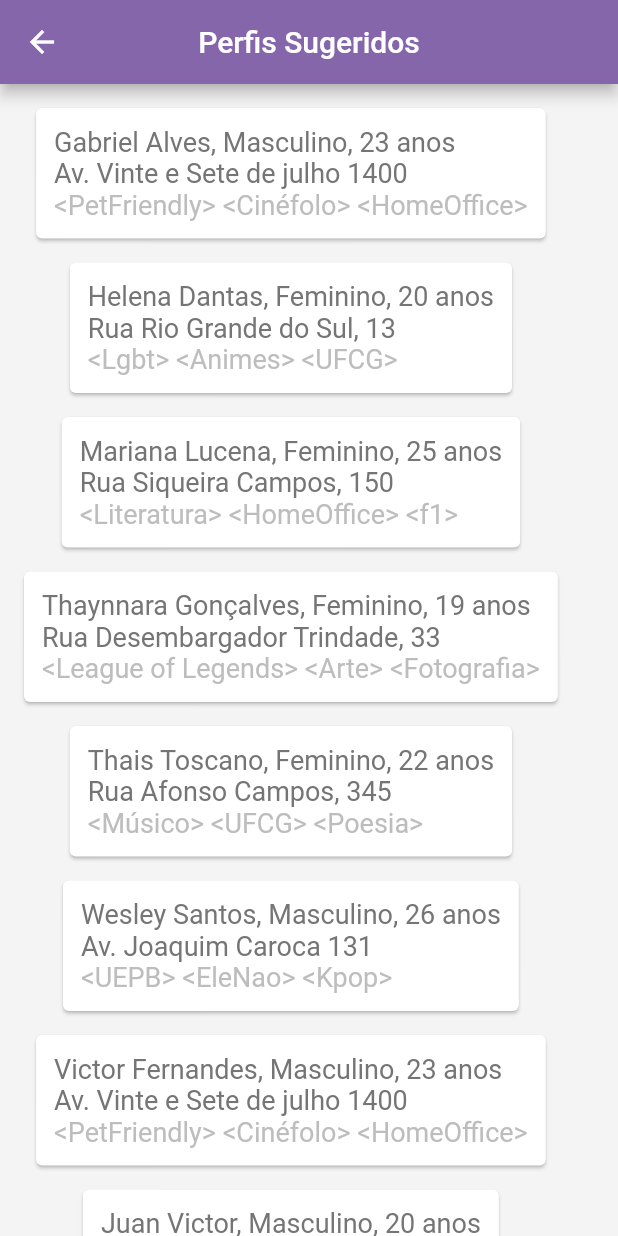
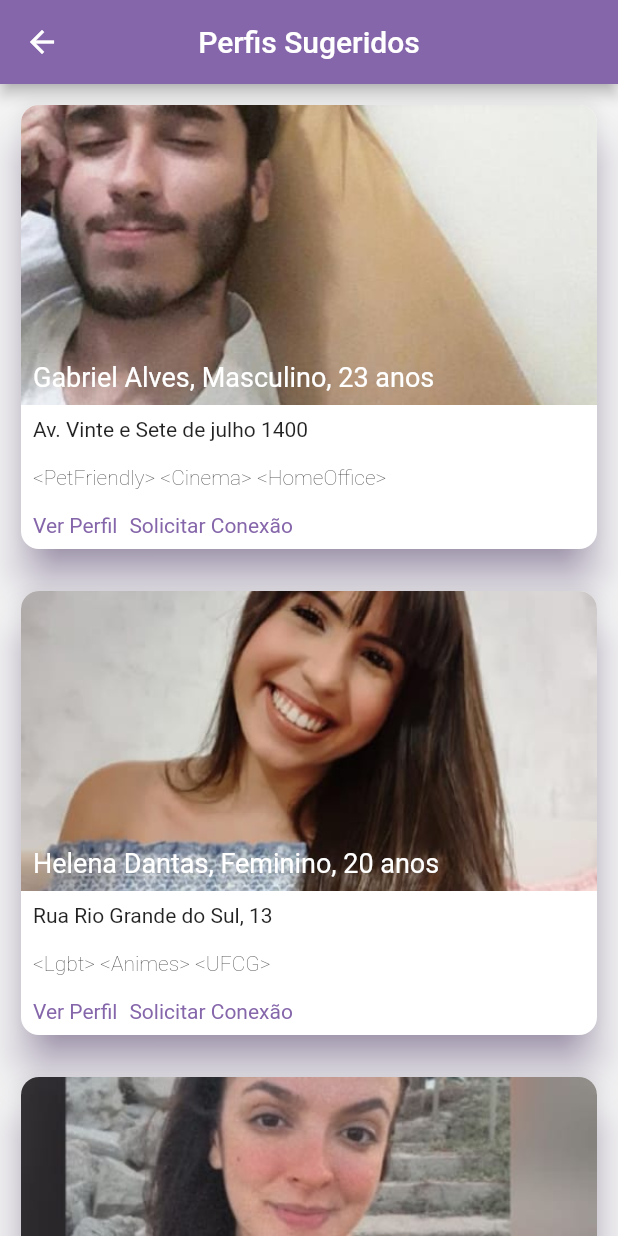
Before and after one commit to marianaalucena/ClubeWinx_frontend, a Flutter app: the ProfilesListPage screen opened directly, on a phone screen of 412 x 824 dp. Run offline on Flutter 3.47's test engine with Material 2 defaults, Android fonts, the phone set to English and light mode, and no system bars; our stand-ins replace image_picker, sqflite; accounts and stored records are empty.

Commit message:
Customização dos cards dos Perfis sugeridos

```diff
--- a/homemate/lib/HomePage.dart
+++ b/homemate/lib/HomePage.dart
@@ -84,7 +84,7 @@ class _HomePageState extends State<HomePage> {
             title: Text("Perfil"),
           ),
           BottomNavigationBarItem(
-            icon: Icon(Icons.search),
+            icon: Icon(Icons.explore),
             title: Text("Descobrir"),
 
           ),
--- a/homemate/lib/ProfilesListPage.dart
+++ b/homemate/lib/ProfilesListPage.dart
@@ -9,18 +9,12 @@ class ProfilesListPage extends StatefulWidget {
 
 class _ProfilesListPageState extends State<ProfilesListPage> {
   List<FakeProfile> profiles = [
-    FakeProfile("Gabriel Alves, Masculino, 23 anos", "Av. Vinte e Sete de julho 1400", "<PetFriendly> <Cinéfolo> <HomeOffice>"),
-    FakeProfile("Helena Dantas, Feminino, 20 anos", "Rua Rio Grande do Sul, 13", "<Lgbt> <Animes> <UFCG>"),
-    FakeProfile("Mariana Lucena, Feminino, 25 anos", "Rua Siqueira Campos, 150", "<Literatura> <HomeOffice> <f1>"),
-    FakeProfile("Thaynnara Gonçalves, Feminino, 19 anos", "Rua Desembargador Trindade, 33", "<League of Legends> <Arte> <Fotografia>"),
-    FakeProfile("Thais Toscano, Feminino, 22 anos", "Rua Afonso Campos, 345", "<Músico> <UFCG> <Poesia>"),
-    FakeProfile("Wesley Santos, Masculino, 26 anos", "Av. Joaquim Caroca 131", "<UEPB> <EleNao> <Kpop>"),
-    FakeProfile("Victor Fernandes, Masculino, 23 anos", "Av. Vinte e Sete de julho 1400", "<PetFriendly> <Cinéfolo> <HomeOffice>"),
-    FakeProfile("Juan Victor, Masculino, 20 anos", "Rua Rio Grande do Sul, 13", "<Lgbt> <Animes> <UFCG>"),
-    FakeProfile("Sabrina Silva , Feminino, 25 anos", "Rua Siqueira Campos, 150", "<Literatura> <HomeOffice> <f1>"),
-    FakeProfile("Maria Isabel, Feminino, 19 anos", "Rua Desembargador Trindade, 33", "<League of Legends> <Arte> <Fotografia>"),
-    FakeProfile("Milena Duarte, Feminino, 22 anos", "Rua Afonso Campos, 345", "<Músico> <UFCG> <Poesia>"),
-    FakeProfile("Carlos Augusto, Masculino, 26 anos", "Av. Joaquim Caroca 131", "<UEPB> <EleNao> <Kpop>"),
+    FakeProfile("Gabriel Alves, Masculino, 23 anos", "Av. Vinte e Sete de julho 1400", "<PetFriendly> <Cinema> <HomeOffice>", "images/Gabriel Alves.jpeg"),
+    FakeProfile("Helena Dantas, Feminino, 20 anos", "Rua Rio Grande do Sul, 13", "<Lgbt> <Animes> <UFCG>", "images/Helena Dantas.jpeg"),
+    FakeProfile("Mariana Lucena, Feminino, 25 anos", "Rua Siqueira Campos, 150", "<Literatura> <HomeOffice> <f1>", "images/Mariana Lucena.jpeg"),
+    FakeProfile("Thais Toscano, Feminino, 22 anos", "Rua Afonso Campos, 345", "<Músico> <UFCG> <Poesia>", "images/Thais Toscano.jpeg"),
+    FakeProfile("Thaynnara Gonçalves, Feminino, 19 anos", "Rua Desembargador Trindade, 33", "<League of Legends> <Arte> <Fotografia>", "images/Thaynnara Goncalves.jpeg"),
+    FakeProfile("Wesley Santos, Masculino, 26 anos", "Av. Joaquim Caroca 131", "<UEPB> <EleNao> <Kpop>", "images/Wesley Santos.jpeg"),
   ];
 
   @override
@@ -32,41 +26,75 @@ class _ProfilesListPageState extends State<ProfilesListPage> {
         centerTitle: true,
         backgroundColor: Color.fromRGBO(133, 102, 170, 4)
       ),
-      body: Column(
+      body: ListView(
         children: profiles.map((profile) => fakeProfileTemplate(profile)).toList(),
       ),
     );
   }
 
   Widget fakeProfileTemplate(profile) {
-    return Card(
-      margin: EdgeInsets.fromLTRB(16.0, 16.0, 16.0, 0.0),
+    return Center(
       child: Padding(
-        padding: const EdgeInsets.all(12.0),
-        child: Wrap(
-          children: <Widget>[
-            Text(
-              profile.firstPart,
+        padding: const EdgeInsets.all(10.0),
+        child: Card(
+          clipBehavior: Clip.antiAlias,
+          elevation: 12,
+          shadowColor: Color.fromRGBO(133, 102, 170, 4),
+          shape:
+            RoundedRectangleBorder(borderRadius: BorderRadius.circular(12)),
+          child: InkWell(
+            onTap: (){},
+            child: Column(
+              mainAxisSize: MainAxisSize.min,
+              crossAxisAlignment: CrossAxisAlignment.start,
+              children: [
+                Stack(
+                  alignment: Alignment.bottomLeft,
+                  children: [
+                    Ink.image(
+                      height: 200,
+                      // image: AssetImage('images/${imagePath}.jpeg'),
+                      image: AssetImage(profile.imagePath),
+                      fit: BoxFit.fitWidth,
+                    ),
+                    Padding(
+                      padding: const EdgeInsets.all(8.0),
+                      child: Text(profile.firstPart,
                         style: TextStyle(
-                fontSize: 18.0,
-                color: Colors.grey[600],
+                          fontSize: 18,
+                          color: Colors.white
                         ),
                       ),
-            Text(
-              profile.secondPart,
+                    )
+                  ],
+                ),
+                Column(
+                  crossAxisAlignment: CrossAxisAlignment.start,
+                  children: <Widget>[
+                    Padding(
+                      padding: const EdgeInsets.all(8.0),
+                      child: Text(profile.secondPart),
+                    ),
+                    Padding(
+                      padding: const EdgeInsets.all(8.0),
+                      child: Text(profile.thirdPart,
                         style: TextStyle(
-                fontSize: 18.0,
-                color: Colors.grey[600],
+                          fontWeight: FontWeight.w200
                         ),
                       ),
-            Text(
-              profile.thirdPart,
-              style: TextStyle(
-                fontSize: 18.0,
-                color: Colors.grey[400],
+                    )
+                  ],
+                ),
+                ButtonBar(
+                  alignment: MainAxisAlignment.start,
+                  children: <Widget>[
+                    Text('Ver Perfil', style: TextStyle(color: Color.fromRGBO(133, 102, 170, 4))),
+                    Text('Solicitar Conexão', style: TextStyle(color: Color.fromRGBO(133, 102, 170, 4)))
+                  ],
+                )
+              ],
             ),
           ),
-          ],
         ),
       ),
     );
@@ -79,6 +107,7 @@ class FakeProfile {
   String firstPart;
   String secondPart;
   String thirdPart;
+  String imagePath;
 
-  FakeProfile(this.firstPart, this.secondPart, this.thirdPart);
+  FakeProfile(this.firstPart, this.secondPart, this.thirdPart, this.imagePath);
 }
--- a/homemate/pubspec.yaml
+++ b/homemate/pubspec.yaml
@@ -63,6 +63,12 @@ flutter:
     - images/download.png
     - images/homemate.png
     - images/person.png
+    - images/Gabriel Alves.jpeg
+    - images/Helena Dantas.jpeg
+    - images/Mariana Lucena.jpeg
+    - images/Thais Toscano.jpeg
+    - images/Thaynnara Goncalves.jpeg
+    - images/Wesley Santos.jpeg
 
   # An image asset can refer to one or more resolution-specific "variants", see
   # https://flutter.dev/assets-and-images/#resolution-aware.
```
Also changed, not shown: homemate/images/Gabriel Alves.jpeg (added), homemate/images/Helena Dantas.jpeg (added), homemate/images/Mariana Lucena.jpeg (added), homemate/images/Thais Toscano.jpeg (added), homemate/images/Thaynnara Goncalves.jpeg (added), homemate/images/Wesley Santos.jpeg (added). Lines whose indentation alone changed are shown as unchanged.
